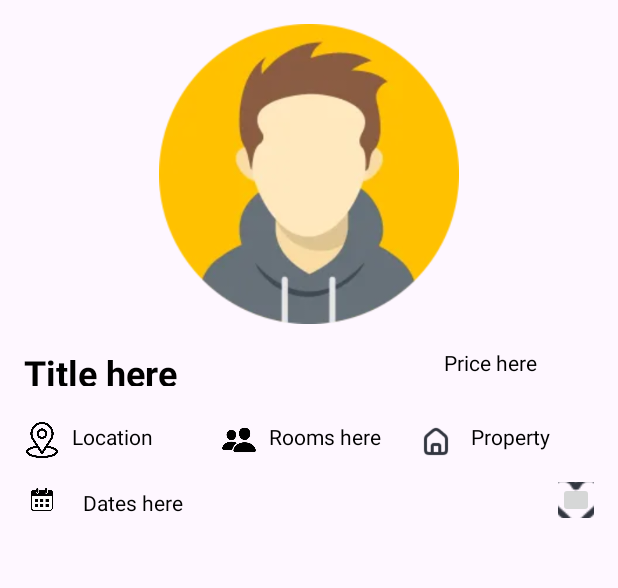
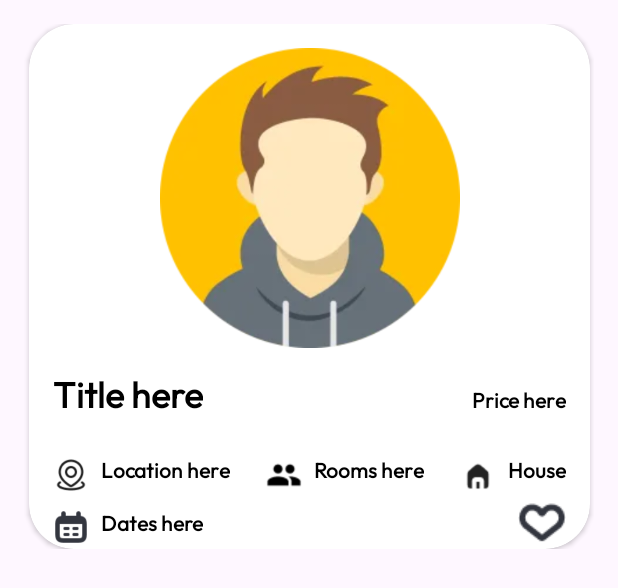
Before and after one commit to ItayPessach/Sublets, an Android app: the layout apartment_list_row.xml on its own in the app's theme, with its tools: preview values and no code run, on a phone screen of 412 x 824 dp. Shown: the top 588 px of the screen. Run offline under Robolectric (Android 15) with nearby library versions, the phone set to English and light mode, and no system bars.

Commit message:
improve list item design ~wip

```diff
--- a/app/src/main/res/layout/apartment_list_row.xml
+++ b/app/src/main/res/layout/apartment_list_row.xml
@@ -5,11 +5,24 @@
     android:layout_width="match_parent"
     android:layout_height="wrap_content"
     android:background="?attr/selectableItemBackground"
-    >
+    android:padding="16dp">
+
+    <androidx.cardview.widget.CardView
+        android:layout_width="wrap_content"
+        android:layout_height="350dp"
+        android:padding="8dp"
+        app:cardCornerRadius="30dp"
+        app:layout_constraintEnd_toEndOf="parent"
+        app:layout_constraintStart_toStartOf="parent"
+        app:layout_constraintTop_toTopOf="parent">
+
+        <androidx.constraintlayout.widget.ConstraintLayout
+            android:layout_width="wrap_content"
+            android:layout_height="match_parent">
 
             <ImageView
                 android:id="@+id/ivApartmentsListImage"
-        android:layout_width="0dp"
+                android:layout_width="wrap_content"
                 android:layout_height="200dp"
                 android:layout_marginStart="8dp"
                 android:layout_marginTop="16dp"
@@ -21,10 +34,11 @@
 
             <TextView
                 android:id="@+id/tvApartmentsListTitle"
-        android:layout_width="200dp"
-        android:layout_height="25dp"
+                android:layout_width="wrap_content"
+                android:layout_height="wrap_content"
                 android:layout_marginStart="16dp"
                 android:layout_marginTop="16dp"
+                android:fontFamily="@font/outfit"
                 android:text="Title here"
                 android:textColor="#000000"
                 android:textSize="24sp"
@@ -34,64 +48,73 @@
 
             <TextView
                 android:id="@+id/tvApartmentsListPrice"
-        android:layout_width="100dp"
-        android:layout_height="25dp"
-        android:layout_marginStart="80dp"
-        android:layout_marginTop="16dp"
+                android:layout_width="wrap_content"
+                android:layout_height="wrap_content"
                 android:layout_marginEnd="16dp"
+                android:fontFamily="@font/outfit"
                 android:text="Price here"
                 android:textColor="#FF000000"
-        app:layout_constraintEnd_toEndOf="parent"
-        app:layout_constraintStart_toEndOf="@+id/tvApartmentsListTitle"
-        app:layout_constraintTop_toBottomOf="@+id/ivApartmentsListImage" />
+                android:textStyle="bold"
+                app:layout_constraintBaseline_toBaselineOf="@+id/tvApartmentsListTitle"
+                app:layout_constraintEnd_toEndOf="parent" />
 
             <TextView
                 android:id="@+id/tvApartmentsListLocation"
-        android:layout_width="75dp"
-        android:layout_height="20dp"
+                android:layout_width="wrap_content"
+                android:layout_height="wrap_content"
                 android:layout_marginStart="8dp"
                 android:layout_marginTop="24dp"
+                android:fontFamily="@font/outfit_font"
                 android:text="Location here"
                 android:textColor="#FF000000"
+                android:textStyle="bold"
+                app:layout_constraintEnd_toStartOf="@+id/roomsButton"
+                app:layout_constraintHorizontal_bias="0.5"
                 app:layout_constraintStart_toEndOf="@+id/locationButton"
                 app:layout_constraintTop_toBottomOf="@+id/tvApartmentsListTitle" />
 
             <TextView
                 android:id="@+id/tvApartmentsListRooms"
-        android:layout_width="75dp"
-        android:layout_height="20dp"
+                android:layout_width="wrap_content"
+                android:layout_height="wrap_content"
                 android:layout_marginStart="8dp"
                 android:layout_marginTop="24dp"
+                android:fontFamily="@font/outfit_font"
                 android:text="Rooms here"
                 android:textColor="#FF000000"
+                android:textStyle="bold"
+                app:layout_constraintEnd_toStartOf="@+id/propertyButton"
+                app:layout_constraintHorizontal_bias="0.5"
                 app:layout_constraintStart_toEndOf="@+id/roomsButton"
                 app:layout_constraintTop_toBottomOf="@+id/tvApartmentsListTitle" />
 
             <TextView
                 android:id="@+id/tvApartmentsListPropertyType"
-        android:layout_width="75dp"
-        android:layout_height="20dp"
+                android:layout_width="wrap_content"
+                android:layout_height="wrap_content"
                 android:layout_marginStart="8dp"
                 android:layout_marginTop="24dp"
-        android:layout_marginEnd="8dp"
-        android:text="Property type here"
+                android:layout_marginEnd="16dp"
+                android:fontFamily="@font/outfit_font"
+                android:text="House"
                 android:textColor="#FF000000"
+                android:textStyle="bold"
                 app:layout_constraintEnd_toEndOf="parent"
-        app:layout_constraintHorizontal_bias="0.177"
+                app:layout_constraintHorizontal_bias="0.5"
                 app:layout_constraintStart_toEndOf="@+id/propertyButton"
                 app:layout_constraintTop_toBottomOf="@+id/tvApartmentsListTitle" />
 
             <ImageButton
                 android:id="@+id/likeButton"
-        android:layout_width="24dp"
-        android:layout_height="24dp"
+                android:layout_width="32dp"
+                android:layout_height="28dp"
                 android:layout_marginTop="16dp"
                 android:layout_marginEnd="16dp"
-        android:layout_marginBottom="8dp"
+                android:layout_marginBottom="16dp"
                 app:layout_constraintBottom_toBottomOf="parent"
                 app:layout_constraintEnd_toEndOf="parent"
                 app:layout_constraintTop_toBottomOf="@+id/locationButton"
-        app:srcCompat="@drawable/like_button_nav" />
+                app:srcCompat="@drawable/like_button" />
 
             <ImageView
                 android:id="@+id/calendarButton"
@@ -99,23 +122,24 @@
                 android:layout_height="24dp"
                 android:layout_marginStart="16dp"
                 android:layout_marginTop="16dp"
+                android:layout_marginBottom="8dp"
+                app:layout_constraintBottom_toBottomOf="parent"
                 app:layout_constraintStart_toStartOf="parent"
                 app:layout_constraintTop_toBottomOf="@+id/locationButton"
-        app:srcCompat="@drawable/calendar_button" />
+                app:srcCompat="@drawable/calendar_icon" />
 
             <TextView
                 android:id="@+id/tvApartmentsListDates"
-        android:layout_width="150dp"
-        android:layout_height="20dp"
+                android:layout_width="wrap_content"
+                android:layout_height="wrap_content"
                 android:layout_marginStart="8dp"
-        android:layout_marginTop="20dp"
-        android:layout_marginEnd="68dp"
+                android:layout_marginTop="16dp"
+                android:fontFamily="@font/outfit_font"
                 android:text="Dates here"
                 android:textColor="#FF000000"
-        app:layout_constraintEnd_toStartOf="@+id/likeButton"
-        app:layout_constraintHorizontal_bias="0.242"
-        app:layout_constraintStart_toStartOf="@+id/calendarButton"
-        app:layout_constraintTop_toBottomOf="@+id/locationButton" />
+                android:textStyle="bold"
+                app:layout_constraintStart_toEndOf="@+id/calendarButton"
+                app:layout_constraintTop_toBottomOf="@+id/tvApartmentsListLocation" />
 
             <ImageView
                 android:id="@+id/locationButton"
@@ -123,9 +147,11 @@
                 android:layout_height="24dp"
                 android:layout_marginStart="16dp"
                 android:layout_marginTop="24dp"
+                app:layout_constraintEnd_toStartOf="@+id/tvApartmentsListLocation"
+                app:layout_constraintHorizontal_bias="0.5"
                 app:layout_constraintStart_toStartOf="parent"
                 app:layout_constraintTop_toBottomOf="@+id/tvApartmentsListTitle"
-        app:srcCompat="@drawable/location_button" />
+                app:srcCompat="@drawable/location_icon" />
 
             <ImageView
                 android:id="@+id/roomsButton"
@@ -133,9 +159,11 @@
                 android:layout_height="24dp"
                 android:layout_marginStart="24dp"
                 android:layout_marginTop="24dp"
+                app:layout_constraintEnd_toStartOf="@+id/tvApartmentsListRooms"
+                app:layout_constraintHorizontal_bias="0.5"
                 app:layout_constraintStart_toEndOf="@+id/tvApartmentsListLocation"
                 app:layout_constraintTop_toBottomOf="@+id/tvApartmentsListTitle"
-        app:srcCompat="@drawable/rooms_button" />
+                app:srcCompat="@drawable/rooms_icon" />
 
             <ImageView
                 android:id="@+id/propertyButton"
@@ -143,7 +171,12 @@
                 android:layout_height="24dp"
                 android:layout_marginStart="24dp"
                 android:layout_marginTop="24dp"
+                app:layout_constraintEnd_toStartOf="@+id/tvApartmentsListPropertyType"
+                app:layout_constraintHorizontal_bias="0.5"
                 app:layout_constraintStart_toEndOf="@+id/tvApartmentsListRooms"
                 app:layout_constraintTop_toBottomOf="@+id/tvApartmentsListTitle"
-        app:srcCompat="@drawable/home_button_nav" />
+                app:srcCompat="@drawable/house_icon" />
         </androidx.constraintlayout.widget.ConstraintLayout>
+    </androidx.cardview.widget.CardView>
+
+</androidx.constraintlayout.widget.ConstraintLayout>
```
Also changed, not shown: app/src/main/res/drawable/calendar_button.png (deleted), app/src/main/res/drawable/calendar_icon.png (added), app/src/main/res/drawable/house_icon.png (added), app/src/main/res/drawable/like_button.png (added), app/src/main/res/drawable/location_button.png (deleted), app/src/main/res/drawable/location_icon.png (added), app/src/main/res/drawable/rooms_button.png (deleted), app/src/main/res/drawable/rooms_icon.png (added). Lines whose indentation alone changed are shown as unchanged.
